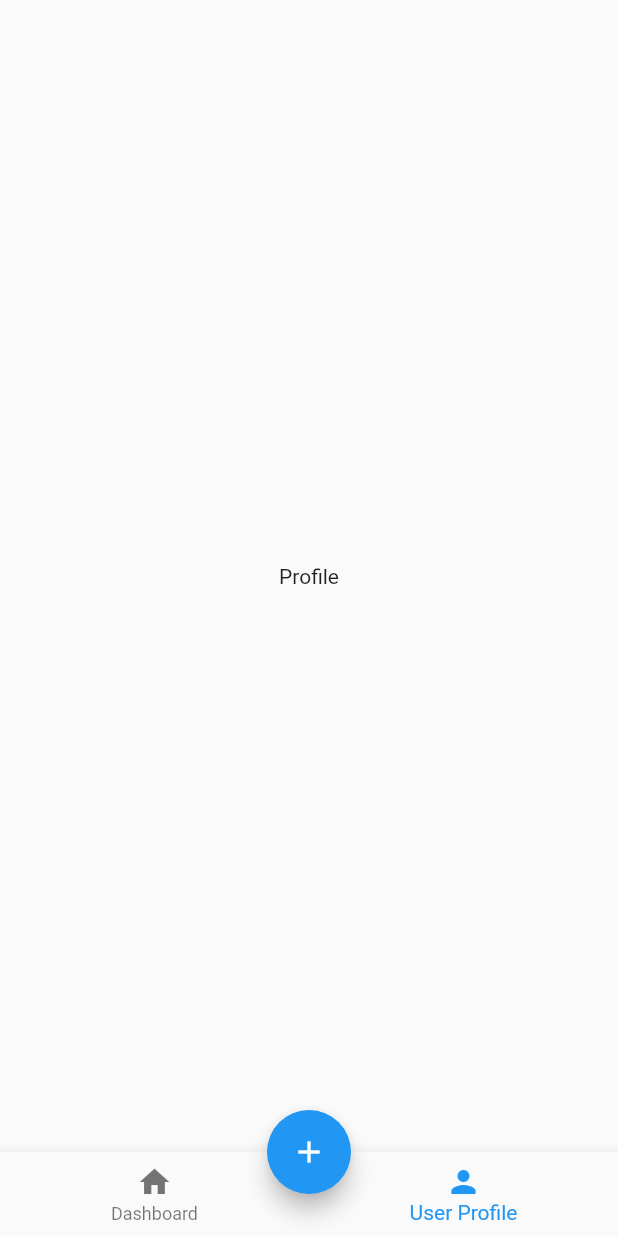
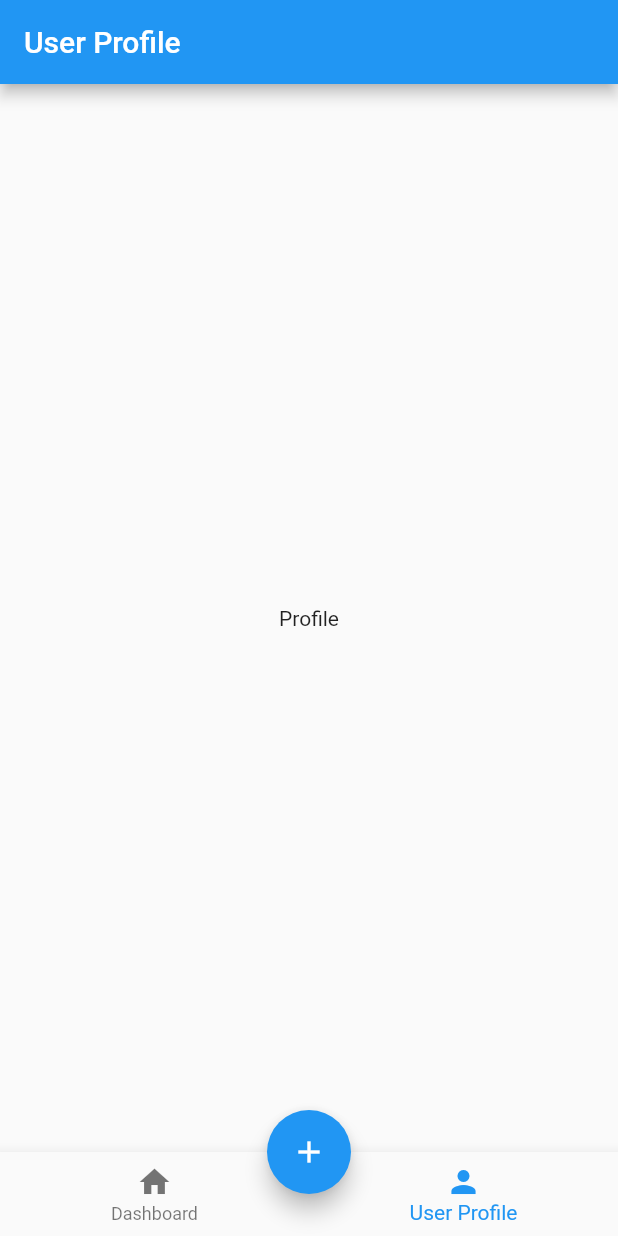
Before and after one commit to rizentium/tasko, a Flutter app: the screen it shows after launch, item 2 of the bottom bar chosen, on a phone screen of 412 x 824 dp. Run offline on Flutter 3.47's test engine with Material 2 defaults, Android fonts, the phone set to English and light mode, and no system bars; our stand-ins replace flutter_bloc, go_router.

Commit message:
feat(profile): change user profile screen

```diff
--- a/lib/feature/home/screen/profile.dart
+++ b/lib/feature/home/screen/profile.dart
@@ -5,8 +5,11 @@ class ProfileScreen extends StatelessWidget {
 
   @override
   Widget build(BuildContext context) {
-    return const Scaffold(
-      body: Center(
+    return Scaffold(
+      appBar: AppBar(
+        title: const Text('User Profile'),
+      ),
+      body: const Center(
         child: Text('Profile'),
       ),
     );
```
